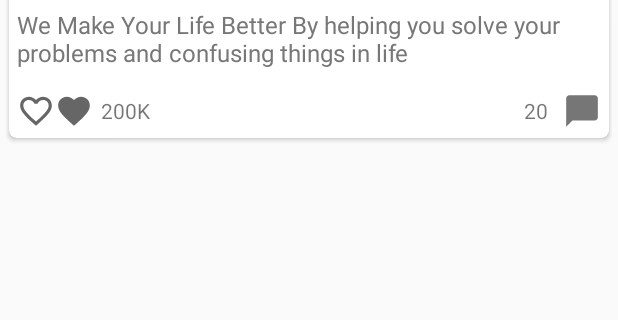
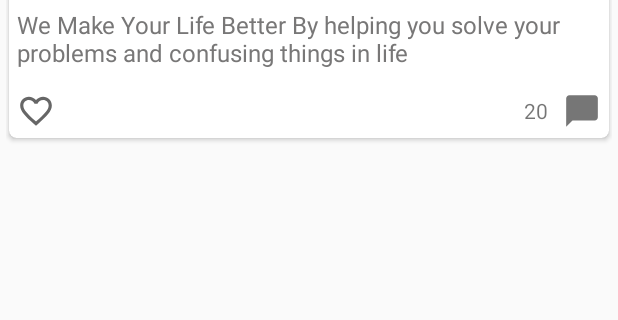
Before and after one commit to yassineuav/android_my_pet, an Android app: the layout list_posts_items.xml on its own in the app's theme, with its tools: preview values and no code run, on a phone screen of 412 x 824 dp, the part 555-875 px from its top. Run offline under Robolectric (Android 15) with nearby library versions, the light colour scheme and no system bars.

Commit message:
add like to url & query live_data & button function

```diff
--- a/app/src/main/java/tech/siham/papp/adapter/PostListAdapter.kt
+++ b/app/src/main/java/tech/siham/papp/adapter/PostListAdapter.kt
@@ -22,6 +22,8 @@ class PostListAdapter(private val onClickListener: OnClickListener) :
     }
 
     class PostViewHolder(private var binding: ListPostsItemsBinding): RecyclerView.ViewHolder(binding.root){
+        val likeButton = binding.likeButton
+
         fun bind(post: Post){
             binding.post = post
             binding.executePendingBindings()
@@ -35,7 +37,8 @@ class PostListAdapter(private val onClickListener: OnClickListener) :
 
     override fun onBindViewHolder(holder: PostViewHolder, position: Int) {
         val post = getItem(position)
-        holder.itemView.setOnClickListener{
+
+        holder.likeButton.setOnClickListener{
             onClickListener.onClick(post)
         }
         holder.bind(post)
--- a/app/src/main/java/tech/siham/papp/utils/Constants.kt
+++ b/app/src/main/java/tech/siham/papp/utils/Constants.kt
@@ -17,4 +17,7 @@ object Constants {
     const val DELETE_POST_URL = "mypost/{id}/"
 
     const val INTERESTED_IN_URL = "interested-in/"
+
+    const val SET_Like_URL = "likes/check/"
+
 }
--- a/app/src/main/res/drawable/ic_baseline_favorite_24.xml
+++ b/app/src/main/res/drawable/ic_baseline_favorite_24.xml
@@ -1,10 +1,6 @@
-<vector xmlns:android="http://schemas.android.com/apk/res/android"
-    android:width="24dp"
-    android:height="24dp"
-    android:viewportWidth="24"
-    android:viewportHeight="24"
-    android:tint="?attr/colorControlNormal">
-  <path
-      android:fillColor="@android:color/white"
-      android:pathData="M12,21.35l-1.45,-1.32C5.4,15.36 2,12.28 2,8.5 2,5.42 4.42,3 7.5,3c1.74,0 3.41,0.81 4.5,2.09C13.09,3.81 14.76,3 16.5,3 19.58,3 22,5.42 22,8.5c0,3.78 -3.4,6.86 -8.55,11.54L12,21.35z"/>
+<vector android:height="24dp" android:tint="#F30000"
+    android:viewportHeight="24" android:viewportWidth="24"
+    android:width="24dp" xmlns:android="http://schemas.android.com/apk/res/android">
+    <path android:fillColor="@android:color/white"
+        android:pathData="M12,21.35l-1.45,-1.32C5.4,15.36 2,12.28 2,8.5 2,5.42 4.42,3 7.5,3c1.74,0 3.41,0.81 4.5,2.09C13.09,3.81 14.76,3 16.5,3 19.58,3 22,5.42 22,8.5c0,3.78 -3.4,6.86 -8.55,11.54L12,21.35z"/>
 </vector>
--- a/app/src/main/res/layout/list_posts_items.xml
+++ b/app/src/main/res/layout/list_posts_items.xml
@@ -144,22 +144,19 @@
                         android:layout_height="wrap_content">
 
                         <ImageView
+                            app:likedPost="@{post.liked}"
+                            android:id="@+id/like_button"
                             android:contentDescription="@string/app_name"
                             android:layout_marginStart="5dp"
                             android:layout_width="25dp"
                             android:layout_height="25dp"
                             android:src="@drawable/ic_baseline_favorite_border_24"/>
-                        <ImageView
-                            android:contentDescription="@string/app_name"
-                            android:layout_width="25dp"
-                            android:layout_height="25dp"
-                            android:src="@drawable/ic_baseline_favorite_24"/>
+
                         <TextView
+                            android:text="@{post.likesCount.toString()}"
                             android:layout_marginStart="5dp"
                             android:layout_width="wrap_content"
                             android:layout_height="wrap_content"
-                            android:text="2k"
-                            tools:text="200K"
                             />
                     </LinearLayout>
 
```
Also changed, not shown: app/src/main/java/tech/siham/papp/adapter/BindingAdapters.kt (+11 -0 lines), app/src/main/java/tech/siham/papp/data/network/ApiService.kt (+13 -0 lines), app/src/main/java/tech/siham/papp/models/Like.kt (added, +19 -0 lines), app/src/main/java/tech/siham/papp/models/Post.kt (+8 -4 lines), app/src/main/java/tech/siham/papp/ui/post/PostFragment.kt (+11 -4 lines), app/src/main/java/tech/siham/papp/ui/post/PostViewModel.kt (+40 -6 lines).
